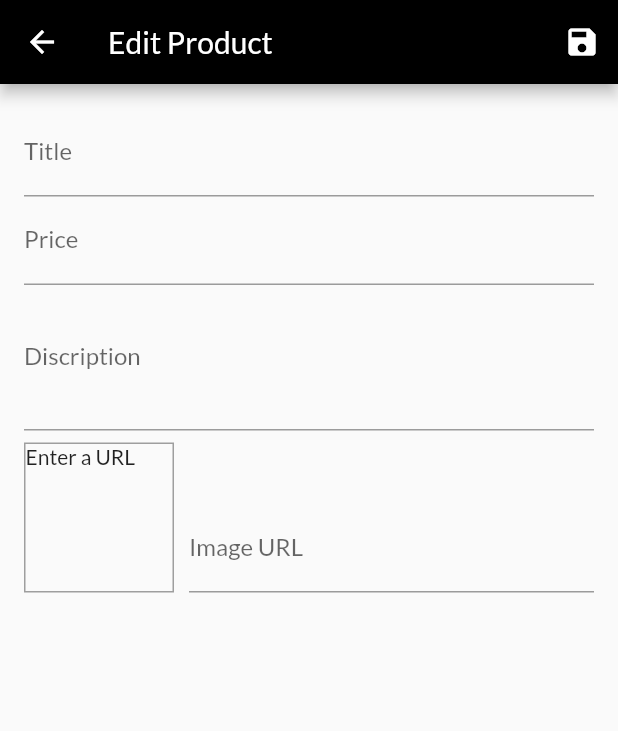
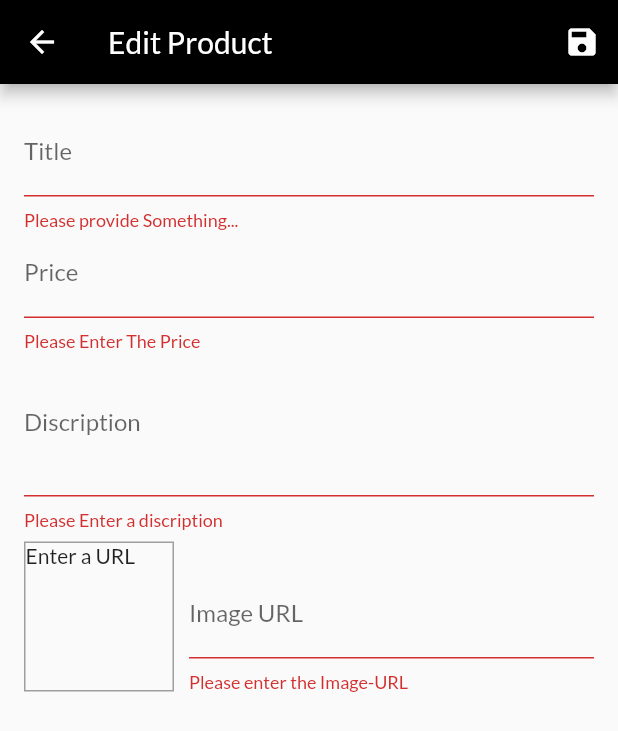
Before and after one commit to AbdulHannan-123/Shop_App_2022, a Flutter app: the EditScreen screen opened by its route, after a tap on the "save" icon, on a phone screen of 412 x 824 dp. Shown: the top 731 px of the screen. Run offline on Flutter 3.47's test engine with Material 2 defaults, Android fonts, the phone set to English and light mode, and no system bars; network calls fail.

Commit message:
sixth code

```diff
--- a/lib/providers/productss.dart
+++ b/lib/providers/productss.dart
@@ -2,7 +2,7 @@ import 'package:flutter/cupertino.dart';
 import 'products.dart';
 
 class Products with ChangeNotifier {
-  final List<Product> _items =[
+  final List<Product> _items = [
     Product(
       id: 'p1',
       title: 'Red Shirt',
@@ -38,16 +38,17 @@ class Products with ChangeNotifier {
   ];
 
   // var _showFavoritesOnly = false;
-  List<Product> get items{
+  List<Product> get items {
     // if(_showFavoritesOnly){
     //   return _items.where((element) => element.isfavorate).toList();
     // }
-    return [..._items];               // adding the ... to make it the copy and send to desired location
-
+    return [
+      ..._items
+    ]; // adding the ... to make it the copy and send to desired location
   }
 
-  Product findById(String id){
-    return _items.firstWhere((element) => element.id==id);
+  Product findById(String id) {
+    return _items.firstWhere((element) => element.id == id);
   }
 
 // void showFavoritesOnly(){
@@ -60,16 +61,19 @@ class Products with ChangeNotifier {
 //   notifyListeners();
 // }
 
-
-  List<Product> get favList{
+  List<Product> get favList {
     return _items.where((element) => element.isfavorate).toList();
   }
 
-
-
-  void addProducts(){
-    // _items.add(value);
+  void addProducts(Product product) {
+    final newProduct = Product(
+        id: DateTime.now().toString() ,
+        description: product.description,
+        title: product.title,
+        imageUrl: product.imageUrl,
+        price: product.price);
+        _items.add(newProduct);
+        // _items.insert(0,newProduct);    // to insert at the end
     notifyListeners();
   }
-
 }
--- a/lib/screens/edit_product_screen.dart
+++ b/lib/screens/edit_product_screen.dart
@@ -1,5 +1,7 @@
 import 'package:flutter/material.dart';
+import 'package:provider/provider.dart';
 import 'package:shop_app_2022/providers/products.dart';
+import 'package:shop_app_2022/providers/productss.dart';
 
 class EditScreen extends StatefulWidget {
   static const routeName = '/editScreen';
@@ -14,8 +16,8 @@ class _EditScreenState extends State<EditScreen> {
   final _imageUrlController = TextEditingController();
   final _imageUrlfocusnode = FocusNode();
   final _form = GlobalKey<FormState>();
-  var _editedproduct =
-      Product(id: null.toString() , description: '', title: '', imageUrl: '', price: 0);
+  var _editedproduct = Product(
+      id: null.toString(), description: '', title: '', imageUrl: '', price: 0);
 
   @override
   void initState() {
@@ -40,8 +42,13 @@ class _EditScreenState extends State<EditScreen> {
   }
 
   void _saveForm() {
-    _form.currentState?.save();
-    print(_editedproduct.title);
+    final _isValid = _form.currentState!.validate();
+    if (!_isValid) {
+      return;
+    }
+    _form.currentState!.save();
+    Provider.of<Products>(context, listen: false).addProducts(_editedproduct);
+    Navigator.of(context).pop();
   }
 
   @override
@@ -67,6 +74,12 @@ class _EditScreenState extends State<EditScreen> {
                 onFieldSubmitted: (_) {
                   FocusScope.of(context).requestFocus(_pricefocusnode);
                 },
+                validator: (value) {
+                  if (value!.isEmpty) {
+                    return 'Please provide Something...';
+                  }
+                  return null;
+                },
                 onSaved: (newValue) {
                   _editedproduct = Product(
                       title: newValue.toString(),
@@ -86,6 +99,17 @@ class _EditScreenState extends State<EditScreen> {
                 onFieldSubmitted: (_) {
                   FocusScope.of(context).requestFocus(_discriptionfocusnode);
                 },
+                validator: (value) {
+                  if (value!.isEmpty) {
+                    return 'Please Enter The Price';
+                  }
+                  if (double.tryParse(value) == null) {
+                    return 'Please Enter a valid number';
+                  }
+                  if (double.parse(value) <= 0) {
+                    return 'Please enter the valid numer';
+                  }
+                },
                 onSaved: (newValue) {
                   _editedproduct = Product(
                       title: _editedproduct.title,
@@ -103,6 +127,15 @@ class _EditScreenState extends State<EditScreen> {
                 keyboardType: TextInputType.multiline,
                 textInputAction: TextInputAction.next,
                 focusNode: _discriptionfocusnode,
+                validator: (value) {
+                  if (value!.isEmpty) {
+                    return 'Please Enter a discription';
+                  }
+                  if (value.length < 10) {
+                    return 'Should be atleast 10 characters';
+                  }
+                  return null;
+                },
                 onSaved: (newValue) {
                   _editedproduct = Product(
                     title: _editedproduct.title,
@@ -145,6 +178,16 @@ class _EditScreenState extends State<EditScreen> {
                     onEditingComplete: () {
                       setState(() {});
                     },
+                    validator: (value) {
+                      if (value!.isEmpty) {
+                        return 'Please enter the Image-URL';
+                      }if (value.startsWith('http') || value.startsWith('https')) {
+                        return 'Please enter a valid URL';
+                      }if (value.endsWith('.png') || value.endsWith('.jpg') || value.endsWith('jpeg')) {
+                        return 'Please enter a valid Image-URL';
+                      }
+                      return null;
+                    },
                     onSaved: (newValue) {
                       _editedproduct = Product(
                           title: _editedproduct.title,
--- a/lib/screens/user_product_screen.dart
+++ b/lib/screens/user_product_screen.dart
@@ -10,7 +10,7 @@ class UserProductScreen extends StatelessWidget {
 
   @override
   Widget build(BuildContext context) {
-    final productsData = Provider.of<Products>(context, listen: false);
+    final productsData = Provider.of<Products>(context);
     return Scaffold(
       appBar: AppBar(
         title:const Text('Your Products'),
```
Lines whose indentation alone changed are shown as unchanged.
